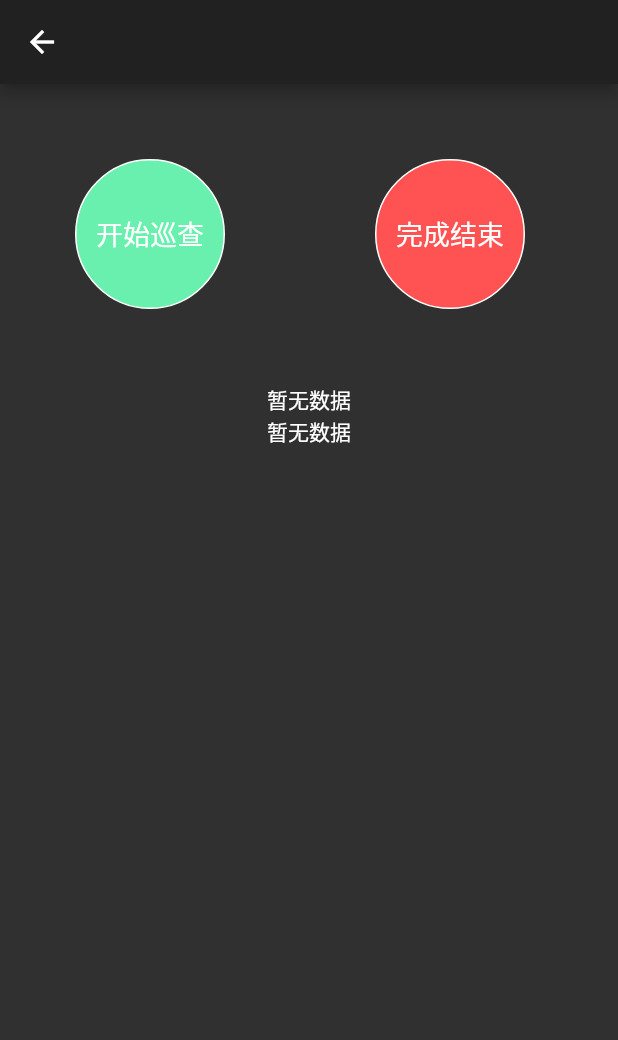
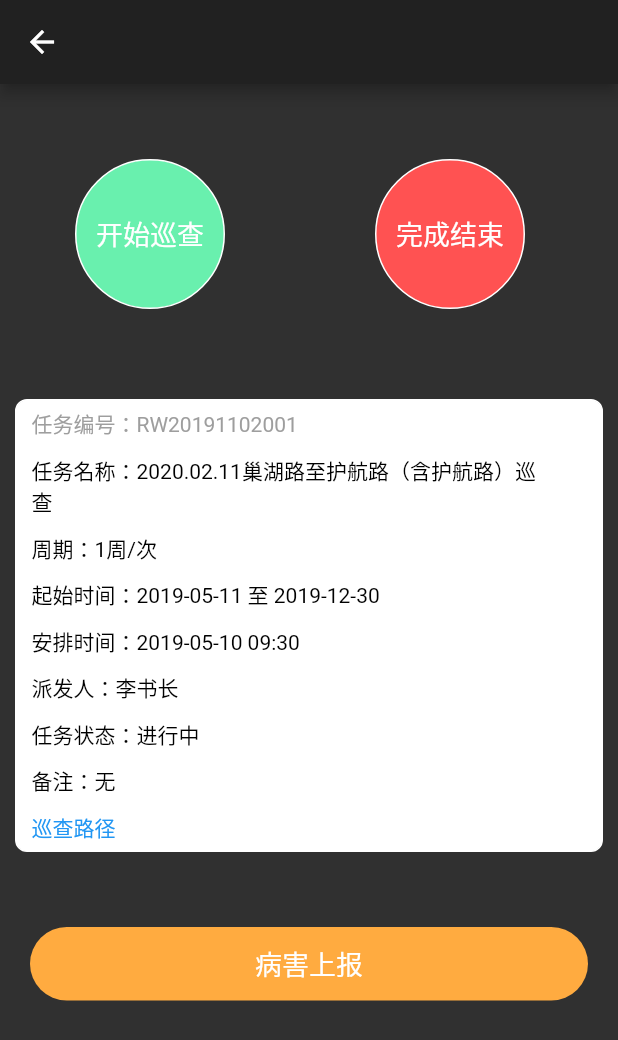
Before and after one commit to JhLhH/smart_pipe_network, a Flutter app: the PatrolTaskDetailsPage screen opened directly with empty values, on a phone screen of 412 x 824 dp. Shown: the top 1040 px of the screen. Run offline on Flutter 3.47's test engine with Material 2 defaults, Android fonts, the phone set to English and light mode, and no system bars; our stand-ins replace cached_network_image, fluttertoast.

Commit message:
完成巡查任务未完成模块的详情页面

```diff
--- a/smart_pipe_network/lib/workbench/patrol_task_details.dart
+++ b/smart_pipe_network/lib/workbench/patrol_task_details.dart
@@ -11,7 +11,15 @@ class PatrolTaskDetailsPage extends StatefulWidget {
 }
 
 class _PatrolTaskDetailsPageState extends State<PatrolTaskDetailsPage> {
-
+    final List<String> items = [
+      '任务名称：2020.02.11巢湖路至护航路（含护航路）巡查',
+      '周期：1周/次',
+      '起始时间：2019-05-11 至 2019-12-30',
+      '安排时间：2019-05-10 09:30',
+      '派发人：李书长',
+      '任务状态：进行中',
+      '备注：无'
+    ];
    bool _isTapStart = false;
    bool _isTapEnd = false;
   @override
@@ -32,8 +40,26 @@ class _PatrolTaskDetailsPageState extends State<PatrolTaskDetailsPage> {
   _getListItemBuilder(int index){
     if (index == 0){
       return _getTopWidget();
+    }else if(index == 1){
+      return _getBodyWidget();
     }
-    return Center(child: Text('暂无数据'),);
+    return
+      GestureDetector(
+        onTap: (){
+          // 病害上报
+          print('病害上报点击');
+        },
+      child: Container(
+        margin: EdgeInsets.only(left: 20,right: 20,top: 40),
+        height: 49,
+        alignment: Alignment.center,
+        child: Text('病害上报',style: TextStyle(color: Colors.white,fontSize: 18, fontWeight: FontWeight.w500),),
+        decoration: BoxDecoration(
+          color: Colors.orangeAccent,
+          borderRadius: BorderRadius.circular(24.5),
+        ),
+      ),
+    );
   }
 
   /// 获取顶部两个按钮组件
@@ -81,4 +107,66 @@ class _PatrolTaskDetailsPageState extends State<PatrolTaskDetailsPage> {
     );
   }
 
+
+  /// body内容
+  _getBodyWidget(){
+    return  Column(
+      children: [
+        Container(
+          decoration: BoxDecoration(
+            color: Colors.white,
+            border: Border.all(color: Colors.white, width: 1),
+            borderRadius: BorderRadius.circular(8),
+          ),
+          margin: EdgeInsets.all(10),
+          child: Column(
+            mainAxisAlignment: MainAxisAlignment.start,
+            children: _getBodyDetails(),
+          ),
+        )
+      ],
+    );
+  }
+
+  _getBodyDetails(){
+    List<Widget> widgetItems = [];
+    items.forEach((text) {
+      widgetItems.add(_getBodyText(text));
+    });
+    widgetItems.insert(0, _getBodyText('任务编号：RW20191102001',color: Colors.grey));
+    widgetItems.add(
+      GestureDetector(
+        onTap: (){
+          print('巡查路径点击');
+        },
+        child: Container(
+          alignment: Alignment.centerLeft,
+          padding: EdgeInsets.fromLTRB(10, 5, 30, 5),
+          child: Text(
+            '巡查路径',
+            textAlign: TextAlign.left,
+            style: TextStyle(
+                color: Colors.blue
+            ),
+          ),
+        ),
+      )
+    );
+    return widgetItems;
+  }
+
+  _getBodyText(String text,{Color color = Colors.black}){
+   return Container(
+      alignment: Alignment.centerLeft,
+      padding: EdgeInsets.fromLTRB(10, 5, 30, 5),
+      child: Text(
+        text,
+        textAlign: TextAlign.left,
+        style: TextStyle(
+          color: color
+        ),
+      ),
+    );
+  }
+
 }
```
Also changed, not shown: 1 other file.
